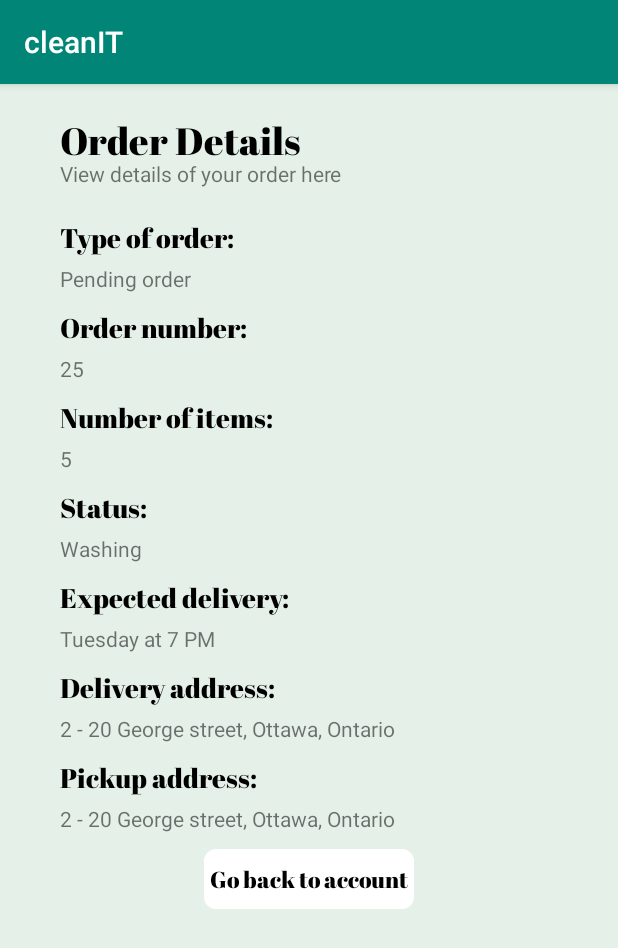
After one commit to adel350/cleanIT, an Android app: the OrderDetailsTwo screen opened directly, with no data from a screen before it, on a phone screen of 412 x 824 dp. The commit adds this screen. Shown: the top 948 px of the screen. Run offline under Robolectric (Android 15) with nearby library versions, the phone set to English and light mode, and no system bars.

Commit message:
Added details page for second order

```diff
--- a/app/src/main/AndroidManifest.xml
+++ b/app/src/main/AndroidManifest.xml
@@ -9,7 +9,8 @@
         android:roundIcon="@mipmap/ic_launcher_round"
         android:supportsRtl="true"
         android:theme="@style/AppTheme">
-        <activity android:name=".OrderDetailsOne"></activity>
+        <activity android:name=".OrderDetailsTwo"></activity>
+        <activity android:name=".OrderDetailsOne" />
         <activity android:name=".UpdateInfoScreen" />
         <activity android:name=".BeforeFinalizingScreen" />
         <activity android:name=".NewOrderConfirmation" />
--- a/app/src/main/java/com/example/cleanit/AccountDetails.java
+++ b/app/src/main/java/com/example/cleanit/AccountDetails.java
@@ -32,4 +32,9 @@ public class AccountDetails extends AppCompatActivity {
         Intent intent = new Intent(this, OrderDetailsOne.class);
         startActivity(intent);
     }
+
+    public void goToSecondOrderPage(View view) {
+        Intent intent = new Intent(this, OrderDetailsTwo.class);
+        startActivity(intent);
+    }
 }
--- /dev/null
+++ b/app/src/main/java/com/example/cleanit/OrderDetailsTwo.java
@@ -0,0 +1,21 @@
+package com.example.cleanit;
+
+import androidx.appcompat.app.AppCompatActivity;
+
+import android.content.Intent;
+import android.os.Bundle;
+import android.view.View;
+
+public class OrderDetailsTwo extends AppCompatActivity {
+
+    @Override
+    protected void onCreate(Bundle savedInstanceState) {
+        super.onCreate(savedInstanceState);
+        setContentView(R.layout.activity_order_details_two);
+    }
+
+    public void goBackToAccount(View view) {
+        Intent intent = new Intent(this, AccountDetails.class);
+        startActivity(intent);
+    }
+}
--- a/app/src/main/res/layout/activity_account_details.xml
+++ b/app/src/main/res/layout/activity_account_details.xml
@@ -215,7 +215,8 @@
         android:background="@drawable/green_rectangle"
         android:layout_below="@id/emptySpace4"
         android:layout_marginLeft="40dp"
-        android:clickable="true">
+        android:clickable="true"
+        android:onClick="goToSecondOrderPage">
 
         <TextView
             android:id="@+id/emptySpaceInner1"
--- /dev/null
+++ b/app/src/main/res/layout/activity_order_details_two.xml
@@ -0,0 +1,278 @@
+<?xml version="1.0" encoding="utf-8"?>
+<RelativeLayout xmlns:android="http://schemas.android.com/apk/res/android"
+    xmlns:app="http://schemas.android.com/apk/res-auto"
+    xmlns:tools="http://schemas.android.com/tools"
+    android:layout_width="match_parent"
+    android:layout_height="match_parent"
+    android:background="#E5F1E8"
+    android:orientation="vertical"
+    tools:context=".MainActivity">
+    <TextView
+        android:id="@+id/emptySpace1"
+        android:layout_width="wrap_content"
+        android:layout_height="20dp"
+        android:text="" />
+
+    <TextView
+        android:id="@+id/yourAccountTitle"
+        android:layout_width="350dp"
+        android:layout_height="30dp"
+        android:orientation="horizontal"
+        android:layout_below="@id/emptySpace1"
+        android:textColor="@android:color/black"
+        android:text="Order Details"
+        app:fontFamily="@font/abril_fatface"
+        android:textSize="25sp"
+        android:layout_marginLeft="40dp"/>
+
+
+    <TextView
+        android:id="@+id/extraInfo1"
+        android:layout_width="wrap_content"
+        android:layout_height="20dp"
+
+        android:text="View details of your order here"
+        android:layout_below="@id/yourAccountTitle"
+        android:layout_marginLeft="40dp"/>
+
+    <TextView
+        android:id="@+id/emptySpace3"
+        android:layout_width="wrap_content"
+        android:layout_height="20dp"
+        android:text=""
+        android:layout_below="@id/extraInfo1"/>
+
+    <TextView
+        android:id="@+id/orderType"
+        android:layout_width="150dp"
+        android:layout_height="30dp"
+        android:orientation="horizontal"
+        android:layout_below="@id/emptySpace3"
+        android:textColor="@android:color/black"
+        android:text="Type of order: "
+        app:fontFamily="@font/abril_fatface"
+        android:textSize="18sp"
+        android:layout_marginLeft="40dp"/>
+
+    <TextView
+        android:id="@+id/orderTypeText"
+        android:layout_width="wrap_content"
+        android:layout_height="20dp"
+        android:orientation="horizontal"
+
+        android:text="Pending order"
+        android:layout_below="@id/orderType"
+        android:layout_marginLeft="40dp"/>
+
+    <TextView
+        android:id="@+id/emptySpace4"
+        android:layout_width="wrap_content"
+        android:layout_height="10dp"
+        android:text=""
+        android:layout_below="@id/orderTypeText"/>
+
+    <TextView
+        android:id="@+id/orderNumber"
+        android:layout_width="150dp"
+        android:layout_height="30dp"
+        android:orientation="horizontal"
+        android:layout_below="@id/emptySpace4"
+        android:textColor="@android:color/black"
+        android:text="Order number: "
+        app:fontFamily="@font/abril_fatface"
+        android:textSize="18sp"
+        android:layout_marginLeft="40dp"/>
+
+    <TextView
+        android:id="@+id/orderNumberText"
+        android:layout_width="wrap_content"
+        android:layout_height="20dp"
+        android:orientation="horizontal"
+
+        android:text="25"
+        android:layout_below="@id/orderNumber"
+        android:layout_marginLeft="40dp"/>
+
+    <TextView
+        android:id="@+id/emptySpace5"
+        android:layout_width="wrap_content"
+        android:layout_height="10dp"
+        android:text=""
+        android:layout_below="@id/orderNumberText"/>
+
+    <TextView
+        android:id="@+id/itemsNumber"
+        android:layout_width="180dp"
+        android:layout_height="30dp"
+        android:orientation="horizontal"
+        android:layout_below="@id/emptySpace5"
+        android:textColor="@android:color/black"
+        android:text="Number of items:  "
+        app:fontFamily="@font/abril_fatface"
+        android:textSize="18sp"
+        android:layout_marginLeft="40dp"/>
+
+    <TextView
+        android:id="@+id/itemsNumberText"
+        android:layout_width="wrap_content"
+        android:layout_height="20dp"
+        android:orientation="horizontal"
+
+        android:text="5"
+        android:layout_below="@id/itemsNumber"
+        android:layout_marginLeft="40dp"/>
+
+    <TextView
+        android:id="@+id/emptySpace6"
+        android:layout_width="wrap_content"
+        android:layout_height="10dp"
+        android:text=""
+        android:layout_below="@id/itemsNumberText"/>
+
+    <TextView
+        android:id="@+id/statusNow"
+        android:layout_width="180dp"
+        android:layout_height="30dp"
+        android:orientation="horizontal"
+        android:layout_below="@id/emptySpace6"
+        android:textColor="@android:color/black"
+        android:text="Status: "
+        app:fontFamily="@font/abril_fatface"
+        android:textSize="18sp"
+        android:layout_marginLeft="40dp"/>
+
+    <TextView
+        android:id="@+id/statusNowText"
+        android:layout_width="wrap_content"
+        android:layout_height="20dp"
+        android:orientation="horizontal"
+
+        android:text="Washing"
+        android:layout_below="@id/statusNow"
+        android:layout_marginLeft="40dp"/>
+
+    <TextView
+        android:id="@+id/emptySpace7"
+        android:layout_width="wrap_content"
+        android:layout_height="10dp"
+        android:text=""
+        android:layout_below="@id/statusNowText"/>
+
+    <TextView
+        android:id="@+id/ExpectedDelivery"
+        android:layout_width="180dp"
+        android:layout_height="30dp"
+        android:orientation="horizontal"
+        android:layout_below="@id/emptySpace7"
+        android:textColor="@android:color/black"
+        android:text="Expected delivery: "
+        app:fontFamily="@font/abril_fatface"
+        android:textSize="18sp"
+        android:layout_marginLeft="40dp"/>
+
+    <TextView
+        android:id="@+id/ExpectedDeliveryText"
+        android:layout_width="wrap_content"
+        android:layout_height="20dp"
+        android:orientation="horizontal"
+
+        android:text="Tuesday at 7 PM"
+        android:layout_below="@id/ExpectedDelivery"
+        android:layout_marginLeft="40dp"/>
+
+    <TextView
+        android:id="@+id/emptySpace8"
+        android:layout_width="wrap_content"
+        android:layout_height="10dp"
+        android:text=""
+        android:layout_below="@id/ExpectedDeliveryText"/>
+
+    <TextView
+        android:id="@+id/DeliveryAddress"
+        android:layout_width="180dp"
+        android:layout_height="30dp"
+        android:orientation="horizontal"
+        android:layout_below="@id/emptySpace8"
+        android:textColor="@android:color/black"
+        android:text="Delivery address: "
+        app:fontFamily="@font/abril_fatface"
+        android:textSize="18sp"
+        android:layout_marginLeft="40dp"/>
+
+    <TextView
+        android:id="@+id/DeliveryAddressText"
+        android:layout_width="wrap_content"
+        android:layout_height="20dp"
+        android:orientation="horizontal"
+
+        android:text="2 - 20 George street, Ottawa, Ontario"
+        android:layout_below="@id/DeliveryAddress"
+        android:layout_marginLeft="40dp"/>
+
+    <TextView
+        android:id="@+id/emptySpace9"
+        android:layout_width="wrap_content"
+        android:layout_height="10dp"
+        android:text=""
+        android:layout_below="@id/DeliveryAddressText"/>
+
+    <TextView
+        android:id="@+id/PickupAddress"
+        android:layout_width="180dp"
+        android:layout_height="30dp"
+        android:orientation="horizontal"
+        android:layout_below="@id/emptySpace9"
+        android:textColor="@android:color/black"
+        android:text="Pickup address: "
+        app:fontFamily="@font/abril_fatface"
+        android:textSize="18sp"
+        android:layout_marginLeft="40dp"/>
+
+    <TextView
+        android:id="@+id/PickupAddressText"
+        android:layout_width="wrap_content"
+        android:layout_height="20dp"
+        android:orientation="horizontal"
+
+        android:text="2 - 20 George street, Ottawa, Ontario"
+        android:layout_below="@id/PickupAddress"
+        android:layout_marginLeft="40dp"/>
+
+    <TextView
+        android:id="@+id/emptySpace10"
+        android:layout_width="wrap_content"
+        android:layout_height="10dp"
+        android:text=""
+        android:layout_below="@id/PickupAddressText"/>
+
+    <RelativeLayout
+        android:id="@+id/goBackButton"
+        android:layout_width="140dp"
+        android:layout_height="40dp"
+        android:orientation="horizontal"
+        android:background="@drawable/white_rectangle"
+        android:layout_below="@id/emptySpace10"
+        android:layout_centerHorizontal="true"
+        android:clickable="true"
+        android:onClick="goBackToAccount">
+
+
+
+        <TextView
+            android:id="@+id/placeNewOrderText"
+            android:layout_width="wrap_content"
+            android:layout_height="wrap_content"
+            android:textColor="@android:color/black"
+            android:text="Go back to account"
+            android:textSize="15sp"
+            android:layout_centerVertical="true"
+            android:layout_centerHorizontal="true"
+            app:fontFamily="@font/abril_fatface"/>
+    </RelativeLayout>
+
+
+
+
+
+
+</RelativeLayout>
```
